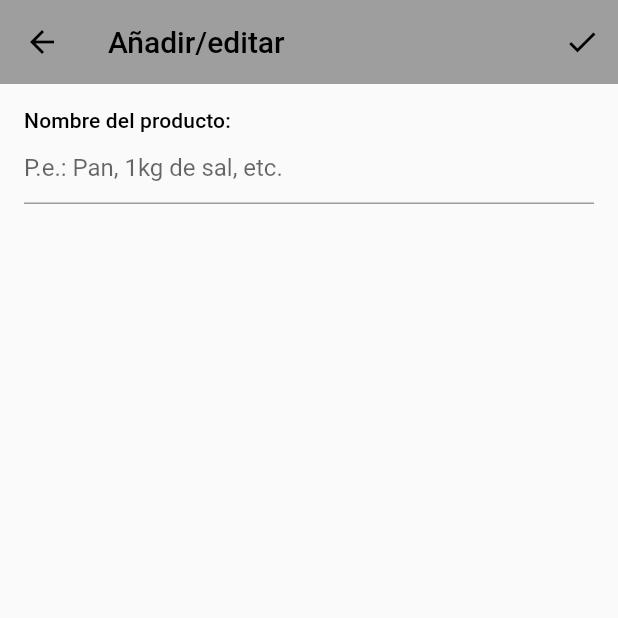
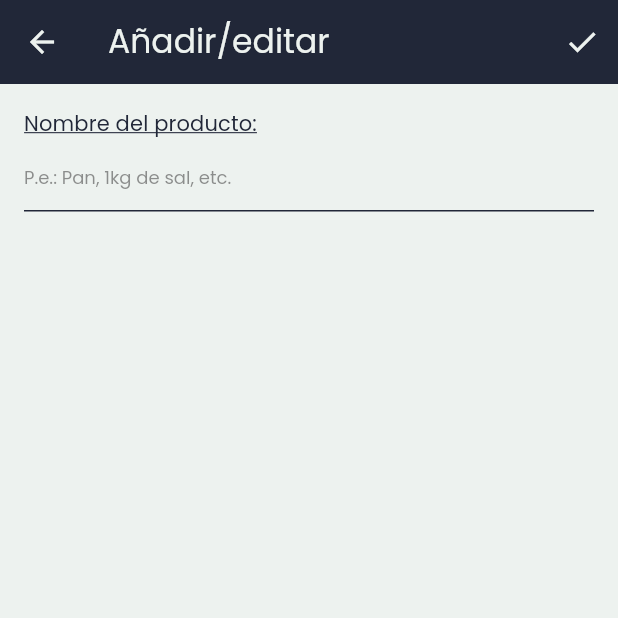
Before and after one commit to pablomorillas02/Lista-Compra, a Flutter app: the screen it shows after launch, after a tap on the "add" icon, on a phone screen of 412 x 824 dp, the top half of it. Run offline on Flutter 3.47's test engine with Material 2 defaults, Android fonts, the phone set to English and light mode, and no system bars; our stand-ins replace google_fonts.

Commit message:
Temas oscuro y claro - TERMINADOS

```diff
--- a/lib/lista_compra_app.dart
+++ b/lib/lista_compra_app.dart
@@ -1,5 +1,6 @@
 import 'package:flutter/material.dart';
 import 'package:provider/provider.dart';
+import 'package:proyecto_final/tema/tema_app.dart';
 import 'pantallas/pantallas.dart';
 import 'modelo/modelo.dart';
 
@@ -10,9 +11,9 @@ class ListaCompraApp extends StatelessWidget {
   Widget build(BuildContext context) {
     return MaterialApp(
       title: 'Lista de la compra',
-      theme: ThemeData(
-        primarySwatch: Colors.grey,
-      ),
+      theme: AppTema.claro(),
+      darkTheme: AppTema.oscuro(),
+      themeMode: ThemeMode.system,
       home: MultiProvider(
           providers: [
             ChangeNotifierProvider(create: (context) => ListaCompra(),),
--- a/lib/pantallas/lista_compra_anadir_producto.dart
+++ b/lib/pantallas/lista_compra_anadir_producto.dart
@@ -13,24 +13,29 @@ class ListaCompraAnadirProducto extends StatefulWidget {
     required this.crearProducto,
     required this.editarProducto,
     this.productoOriginal,
-  }) : actualizando = (productoOriginal != null),
+  })  : actualizando = (productoOriginal != null),
         super(key: key);
   @override
-  _ListaCompraAnadirProductoState createState() => _ListaCompraAnadirProductoState();
+  _ListaCompraAnadirProductoState createState() =>
+      _ListaCompraAnadirProductoState();
 }
 
 class _ListaCompraAnadirProductoState extends State<ListaCompraAnadirProducto> {
-
   final _controladorNombre = TextEditingController();
   String _nombre = '';
 
   @override
   Widget build(BuildContext context) {
     return Scaffold(
+      backgroundColor: Theme.of(context).backgroundColor,
       appBar: AppBar(
+        iconTheme: Theme.of(context).iconTheme,
         actions: [
           IconButton(
-            icon: const Icon(Icons.check),
+            icon: Icon(
+              Icons.check,
+              color: Theme.of(context).iconTheme.color,
+            ),
             onPressed: () {
               final producto = Producto(
                 id: widget.productoOriginal?.id ?? const Uuid().v1(),
@@ -42,17 +47,23 @@ class _ListaCompraAnadirProductoState extends State<ListaCompraAnadirProducto> {
                 widget.editarProducto(producto);
               } else {
                 widget.crearProducto(producto);
-              } },
-          ), ],
+              }
+            },
+          ),
+        ],
         elevation: 0.0,
-        title: const Text( 'Añadir/editar', ),
+        title: Text(
+          'Añadir/editar',
+          style: Theme.of(context).textTheme.titleMedium,
+        ),
       ),
       body: Container(
         padding: const EdgeInsets.all(16.0),
         child: ListView(
           children: <Widget>[
             construyeCampoNombre(),
-          ], ),
+          ],
+        ),
       ),
     );
   }
@@ -68,7 +79,9 @@ class _ListaCompraAnadirProductoState extends State<ListaCompraAnadirProducto> {
     }
 
     _controladorNombre.addListener(() {
-      setState(() { _nombre = _controladorNombre.text; });
+      setState(() {
+        _nombre = _controladorNombre.text;
+      });
     });
   }
 
@@ -88,11 +101,13 @@ class _ListaCompraAnadirProductoState extends State<ListaCompraAnadirProducto> {
         ),
         TextField(
           controller: _controladorNombre,
-          decoration: const InputDecoration(
+          style: Theme.of(context).textTheme.displayMedium,
+          decoration: InputDecoration(
             hintText: 'P.e.: Pan, 1kg de sal, etc.',
+            suffixStyle: Theme.of(context).textTheme.displaySmall,
           ),
-        ), ],
+        ),
+      ],
     );
   }
-
 }
--- a/lib/pantallas/pagina_principal.dart
+++ b/lib/pantallas/pagina_principal.dart
@@ -8,15 +8,14 @@ import 'package:proyecto_final/pantallas/pagina_principal_vacia.dart';
 import 'lista_compra_anadir_producto.dart';
 
 class PaginaPrincipal extends StatelessWidget {
-
   @override
   Widget build(BuildContext context) {
     final manager = Provider.of<ListaCompra>(context, listen: false);
     manager.obtenerProductoFichero();
 
     return Scaffold(
-
-      body:construirPantallaListaCompra(),
+      backgroundColor: Theme.of(context).backgroundColor,
+      body: construirPantallaListaCompra(),
       floatingActionButton: FloatingActionButton(
         elevation: 6,
         onPressed: () {
@@ -25,30 +24,31 @@ class PaginaPrincipal extends StatelessWidget {
             MaterialPageRoute(
               builder: (context) {
                 return ListaCompraAnadirProducto(
-                  crearProducto:(producto){
+                  crearProducto: (producto) {
                     manager.anadeProducto(producto);
                     Navigator.pop(context);
                   },
-                  editarProducto: (producto) { },
+                  editarProducto: (producto) {},
                 );
-              }, ),
-          ); },
-        child: const Icon(Icons.add, color: Colors.white,),
+              },
+            ),
+          );
+        },
+        child: const Icon(
+          Icons.add,
+          color: Colors.white,
+        ),
       ),
     );
   }
 
-
-  Widget construirPantallaListaCompra(){
-    return Consumer<ListaCompra>(
-        builder: (context, manager, child){
-          if(manager.productos.isNotEmpty){
-            return ListaCompraPantallaLlena(listaCompra: manager);
-          }else{
-            return pantalla_vacia();
-          }
-        }
-    );
+  Widget construirPantallaListaCompra() {
+    return Consumer<ListaCompra>(builder: (context, manager, child) {
+      if (manager.productos.isNotEmpty) {
+        return ListaCompraPantallaLlena(listaCompra: manager);
+      } else {
+        return pantalla_vacia();
+      }
+    });
   }
-
 }
--- a/lib/pantallas/pagina_principal_llena.dart
+++ b/lib/pantallas/pagina_principal_llena.dart
@@ -1,4 +1,5 @@
 import 'package:flutter/material.dart';
+import 'package:google_fonts/google_fonts.dart';
 import '../modelo/modelo.dart';
 import 'lista_compra_anadir_producto.dart';
 
@@ -14,16 +15,13 @@ class ListaCompraPantallaLlena extends StatelessWidget {
     return CustomScrollView(
       slivers: [
         SliverAppBar(
-          title: const Text(
+          title: Text(
             'Lista de la compra',
-            style: TextStyle(
-              color: Colors.white,
-              fontSize: 25.0,
-            ),
+            style: Theme.of(context).textTheme.titleLarge,
           ),
           floating: false,
           flexibleSpace: Container(
-            color: Colors.grey,
+            color: Theme.of(context).appBarTheme.backgroundColor,
           ),
           expandedHeight: 100,
         ),
@@ -37,8 +35,14 @@ class ListaCompraPantallaLlena extends StatelessWidget {
                 confirmDismiss: (direction) async {
                   if (direction == DismissDirection.endToStart) {
                     listaCompra.borraProducto(index);
-                    ScaffoldMessenger.of(context)
-                        .showSnackBar(SnackBar(content: Text('${item.nombre} borrado')));
+                    ScaffoldMessenger.of(context).showSnackBar(SnackBar(
+                      content: Text('${item.nombre} borrado',
+                          style: GoogleFonts.poppins(
+                            color: Colors.white,
+                            fontSize: 12.0,
+                            fontWeight: FontWeight.normal,
+                          )),
+                    ));
                     return true;
                   } else {
                     Navigator.push(
@@ -64,9 +68,15 @@ class ListaCompraPantallaLlena extends StatelessWidget {
                     child: Row(
                       mainAxisAlignment: MainAxisAlignment.start,
                       children: [
-                        Icon(Icons.edit, color: Colors.white),
-                        SizedBox(width: 8.0),
-                        Text('Editar', style: TextStyle(color: Colors.white, fontSize: 16.0)),
+                        const Icon(Icons.edit, color: Colors.white),
+                        const SizedBox(width: 8.0),
+                        Text('Editar',
+                            style: GoogleFonts.poppins(
+                              color: Colors.white,
+                              fontSize: 16.0,
+                              fontWeight: FontWeight.normal,
+                              fontStyle: FontStyle.italic,
+                            )),
                       ],
                     ),
                   ),
@@ -78,15 +88,24 @@ class ListaCompraPantallaLlena extends StatelessWidget {
                     child: Row(
                       mainAxisAlignment: MainAxisAlignment.end,
                       children: [
-                        Icon(Icons.delete_forever, color: Colors.white),
-                        SizedBox(width: 8.0),
-                        Text('Borrar', style: TextStyle(color: Colors.white, fontSize: 16.0)),
+                        Text('Borrar',
+                            style: GoogleFonts.poppins(
+                              color: Colors.white,
+                              fontSize: 16.0,
+                              fontWeight: FontWeight.normal,
+                              fontStyle: FontStyle.italic,
+                            )),
+                        const SizedBox(width: 8.0),
+                        const Icon(Icons.delete_forever, color: Colors.white),
                       ],
                     ),
                   ),
                 ),
                 child: ListTile(
-                  title: Text(item.nombre),
+                  title: Text(
+                    item.nombre,
+                    style: Theme.of(context).textTheme.displayMedium,
+                  ),
                 ),
               );
             },
--- /dev/null
+++ b/lib/tema/tema.dart
@@ -0,0 +1 @@
+export 'tema_app.dart';
--- /dev/null
+++ b/lib/tema/tema_app.dart
@@ -0,0 +1,126 @@
+import 'package:flutter/material.dart';
+import 'package:google_fonts/google_fonts.dart';
+
+class AppTema {
+  static TextTheme temaTextoClaro = TextTheme(
+    titleLarge: GoogleFonts.poppins(
+      // Lista de la compra
+      fontSize: 28.0,
+      fontWeight: FontWeight.normal,
+      color: const Color(0xFFEDF2EF),
+    ),
+    titleMedium: GoogleFonts.poppins(
+      // Añadir/editar
+      fontSize: 22.0,
+      fontWeight: FontWeight.normal,
+      color: const Color(0xFFEDF2EF),
+    ),
+    titleSmall: GoogleFonts.poppins(
+      // Nombre del producto
+      fontSize: 14.0,
+      fontWeight: FontWeight.normal,
+      decoration: TextDecoration.underline,
+      color: const Color(0xFF212738),
+    ),
+    displayMedium: GoogleFonts.poppins(
+      // TextInput
+      fontSize: 16.0,
+      fontWeight: FontWeight.normal,
+      color: const Color(0xFF212738),
+    ),
+    displaySmall: GoogleFonts.poppins(
+      // P.e ...
+      fontSize: 12.0,
+      fontWeight: FontWeight.normal,
+      color: const Color(0xAA5A5A5A),
+    ),
+  );
+
+  static TextTheme temaTextoOscuro = TextTheme(
+    titleLarge: GoogleFonts.poppins(
+      // Lista de la compra
+      fontSize: 28.0,
+      fontWeight: FontWeight.normal,
+      color: const Color(0xFFEDF2EF),
+    ),
+    titleMedium: GoogleFonts.poppins(
+      // Añadir/editar
+      fontSize: 22.0,
+      fontWeight: FontWeight.normal,
+      color: const Color(0xFFEDF2EF),
+    ),
+    titleSmall: GoogleFonts.poppins(
+      // Nombre del producto
+      fontSize: 14.0,
+      fontWeight: FontWeight.normal,
+      decoration: TextDecoration.underline,
+      color: const Color(0xFFEDF2EF),
+    ),
+    displayMedium: GoogleFonts.poppins(
+      // TextInput
+      fontSize: 16.0,
+      fontWeight: FontWeight.normal,
+      color: const Color(0xFFEDF2EF),
+    ),
+    displaySmall: GoogleFonts.poppins(
+      // P.e ...
+      fontSize: 12.0,
+      fontWeight: FontWeight.normal,
+      color: const Color(0xAAD3D3D3),
+    ),
+  );
+
+  static ThemeData claro() {
+    return ThemeData(
+        backgroundColor: const Color(0xFFEDF2EF),
+        brightness: Brightness.light,
+        appBarTheme: const AppBarTheme(
+          backgroundColor: Color(0xFF212738),
+        ),
+        textTheme: temaTextoClaro,
+        floatingActionButtonTheme: const FloatingActionButtonThemeData(
+          backgroundColor: Color(0xFF212738),
+        ),
+        iconTheme: const IconThemeData(
+          color: Color(0xFFEDF2EF),
+        ),
+        inputDecorationTheme: const InputDecorationTheme(
+            hintStyle: TextStyle(
+              fontSize: 12.0,
+              fontWeight: FontWeight.normal,
+              color: const Color(0xAA5A5A5A),
+            ),
+            enabledBorder: UnderlineInputBorder(
+              borderSide: BorderSide(
+                color: const Color(0xFF212738),
+              ),
+            )));
+  }
+
+  static ThemeData oscuro() {
+    return ThemeData(
+        backgroundColor: const Color(0xFF1B202C),
+        appBarTheme: const AppBarTheme(
+          backgroundColor: Color(0xFF212738),
+        ),
+        textTheme: temaTextoOscuro,
+        floatingActionButtonTheme: const FloatingActionButtonThemeData(
+            backgroundColor: Color(0xFF212738),
+            shape: CircleBorder(
+                side: BorderSide(color: Color(0xFFEDF2EF), width: 1.0))),
+        iconTheme: const IconThemeData(
+          color: Color(0xFFEDF2EF),
+        ),
+        inputDecorationTheme: const InputDecorationTheme(
+            hintStyle: TextStyle(
+              fontSize: 12.0,
+              fontWeight: FontWeight.normal,
+              color: const Color(0xAAD3D3D3),
+            ),
+            enabledBorder: UnderlineInputBorder(
+              borderSide: BorderSide(
+                color: const Color(0xFFEDF2EF),
+              ),
+            )));
+  }
+}
--- a/pubspec.yaml
+++ b/pubspec.yaml
@@ -34,6 +34,7 @@ dependencies:
   uuid: ^3.0.7
   path_provider: ^2.0.11
   http: ^0.13.5
+  google_fonts: ^4.0.3
 
 
   # The following adds the Cupertino Icons font to your application.
```
Also changed, not shown: pubspec.lock.
